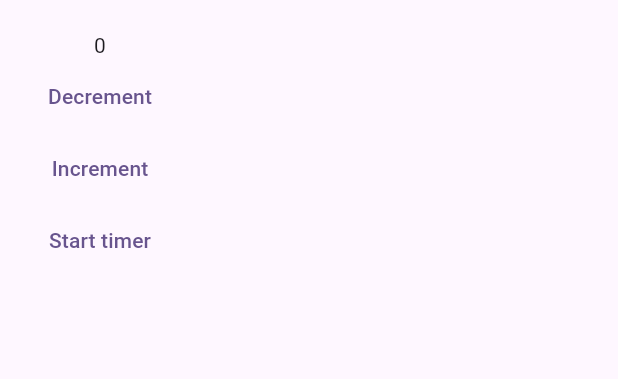
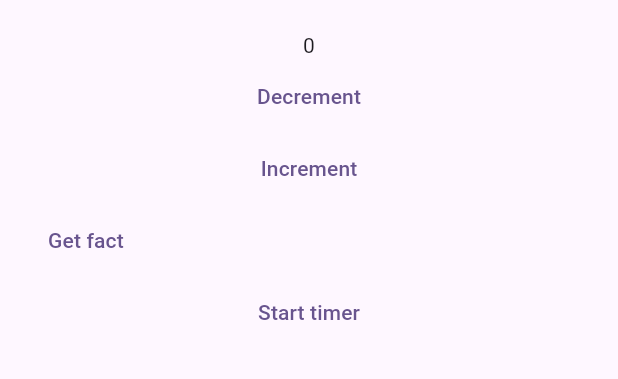
Before and after one commit to igornazarov1991/humble-counter, a Flutter app: the screen it shows after launch, after a tap on "Decrement", after a tap on "Increment", on a phone screen of 412 x 824 dp, the part 84-463 px from its top. Run offline on Flutter 3.47's test engine with Material 2 defaults, Android fonts, the phone set to English and light mode, and no system bars.

Commit message:
Implement fetching facts

```diff
--- a/lib/main.dart
+++ b/lib/main.dart
@@ -1,7 +1,9 @@
 import 'dart:async';
 
+import 'package:flutter/foundation.dart';
 import 'package:flutter/material.dart';
 import 'package:provider/provider.dart';
+import 'package:http/http.dart' as http;
 
 void main() {
   runApp(
@@ -15,32 +17,27 @@ void main() {
 class MyApp extends StatelessWidget {
   const MyApp({super.key});
 
-  // This widget is the root of your application.
   @override
   Widget build(BuildContext context) {
     return MaterialApp(
       title: 'Flutter Demo',
       theme: ThemeData(
-        // This is the theme of your application.
-        //
-        // TRY THIS: Try running your application with "flutter run". You'll see
-        // the application has a blue toolbar. Then, without quitting the app,
-        // try changing the seedColor in the colorScheme below to Colors.green
-        // and then invoke "hot reload" (save your changes or press the "hot
-        // reload" button in a Flutter-supported IDE, or press "r" if you used
-        // the command line to start the app).
-        //
-        // Notice that the counter didn't reset back to zero; the application
-        // state is not lost during the reload. To reset the state, use hot
-        // restart instead.
-        //
-        // This works for code too, not just values: Most code changes can be
-        // tested with just a hot reload.
         colorScheme: ColorScheme.fromSeed(seedColor: Colors.deepPurple),
         useMaterial3: true,
       ),
       home: const CounterPage(title: 'Humble Counter'),
     );
+  }
+}
+
+Future<String> fetchFact(int number) async {
+  final response = await http
+      .get(Uri.parse('http://www.numbersapi.com/$number'));
+
+  if (response.statusCode == 200) {
+    return response.body;
+  } else {
+    throw Exception('Failed to load fact');
   }
 }
 
@@ -53,12 +50,31 @@ class Counter with ChangeNotifier {
   Timer? _timer;
 
   void decrement() {
-    value --;
+    value -= 1;
+    fact = null;
     notifyListeners();
   }
 
   void increment() {
-    value ++;
+    value += 1;
+    fact = null;
+    notifyListeners();
+  }
+
+  void getFact() async {
+    fact = null;
+    isLoadingFact = true;
+    notifyListeners();
+
+    try {
+      fact = await fetchFact(value);
+    } catch (error) {
+      if (kDebugMode) {
+        print(error);
+      }
+    }
+
+    isLoadingFact = false;
     notifyListeners();
   }
 
@@ -67,13 +83,10 @@ class Counter with ChangeNotifier {
     notifyListeners();
 
     if (isTimerOn) {
-      _timer = Timer.periodic(
-          const Duration(seconds: 1),
-              (timer) {
-            value ++;
-            notifyListeners();
-          }
-      );
+      _timer = Timer.periodic(const Duration(seconds: 1), (timer) {
+        value++;
+        notifyListeners();
+      });
     } else {
       _timer?.cancel();
     }
@@ -111,6 +124,20 @@ class _CounterPageState extends State<CounterPage> {
                 onPressed: counter.increment,
                 child: const Text('Increment'),
               ),
+              Column(
+                children: [
+                  Row(
+                    children: [
+                      TextButton(
+                        onPressed: counter.getFact,
+                        child: const Text('Get fact'),
+                      ),
+                      if (counter.isLoadingFact) const CircularProgressIndicator(),
+                    ],
+                  ),
+                  if (counter.fact != null) Text('${counter.fact}'),
+                ],
+              ),
               TextButton(
                 onPressed: counter.toggleTimer,
                 child: Text(counter.isTimerOn ? 'Stop timer' : 'Start timer'),
--- a/pubspec.yaml
+++ b/pubspec.yaml
@@ -36,6 +36,7 @@ dependencies:
   # Use with the CupertinoIcons class for iOS style icons.
   cupertino_icons: ^1.0.2
   provider: ^6.0.5
+  http: ^1.1.0
 
 dev_dependencies:
   flutter_test:
```
Also changed, not shown: pubspec.lock, 1 other file.
